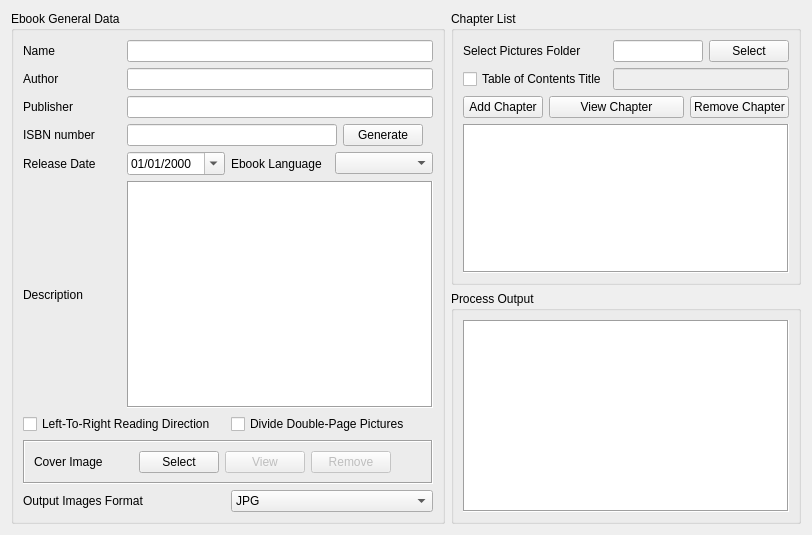
Above: mangaeditor.ui from viniavila/KMM before the change. Below: the same form after it.
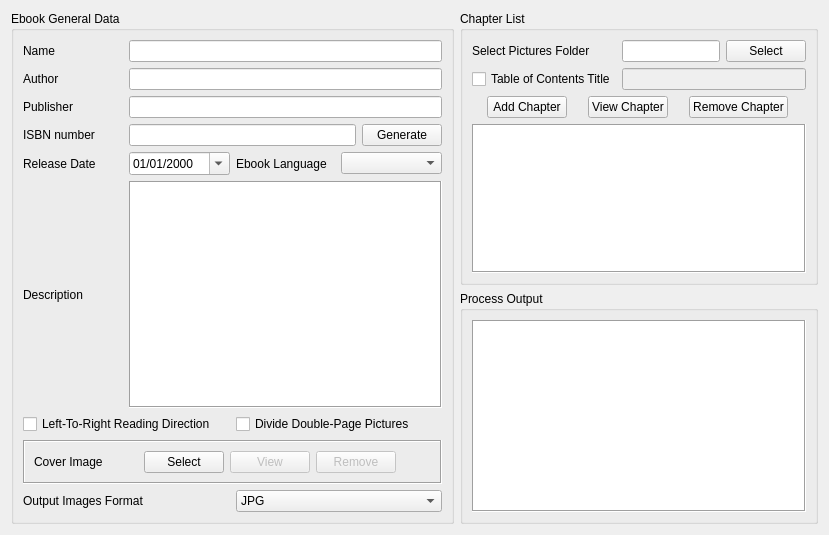
That is the form after the change.

Commit message: * Added a way to read a project file and extract it to a temp folder. Added a way to read the temp folder information and load it to the UI.

What changed in the file:
```diff
--- a/mangaeditor.ui
+++ b/mangaeditor.ui
@@ -6,7 +6,7 @@
    <rect>
     <x>0</x>
     <y>0</y>
-    <width>812</width>
+    <width>829</width>
     <height>535</height>
    </rect>
   </property>
@@ -57,6 +57,12 @@
         </item>
         <item>
          <widget class="QPushButton" name="btnViewChapter">
+          <property name="sizePolicy">
+           <sizepolicy hsizetype="Maximum" vsizetype="Fixed">
+            <horstretch>0</horstretch>
+            <verstretch>0</verstretch>
+           </sizepolicy>
+          </property>
           <property name="text">
            <string>View Chapter</string>
           </property>
@@ -308,14 +314,17 @@
       </item>
       <item row="3" column="1" colspan="3">
        <layout class="QHBoxLayout" name="horizontalLayout_2">
-        <property name="rightMargin">
-         <number>10</number>
-        </property>
         <item>
          <widget class="QLineEdit" name="txtISBN"/>
         </item>
         <item>
          <widget class="QPushButton" name="btnISBN">
+          <property name="sizePolicy">
+           <sizepolicy hsizetype="Maximum" vsizetype="Fixed">
+            <horstretch>0</horstretch>
+            <verstretch>0</verstretch>
+           </sizepolicy>
+          </property>
           <property name="text">
            <string>Generate</string>
           </property>
```
Left out of the diff: 8 changed lines with no effect on the pictures. The commit also changes 2 other files.
